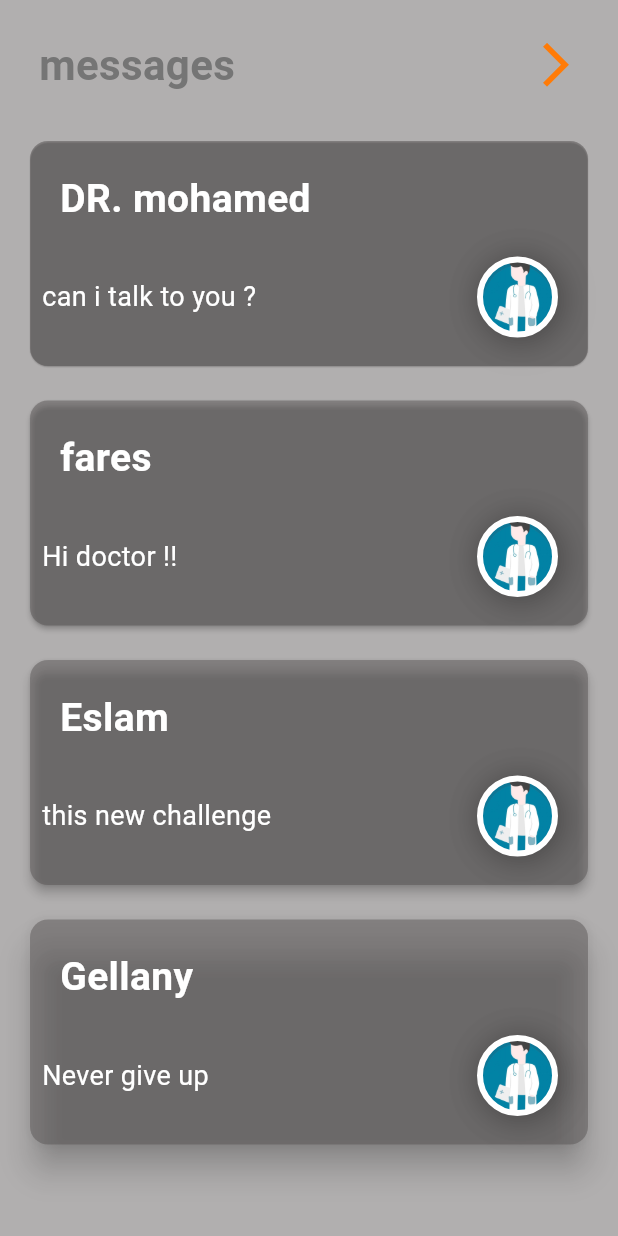
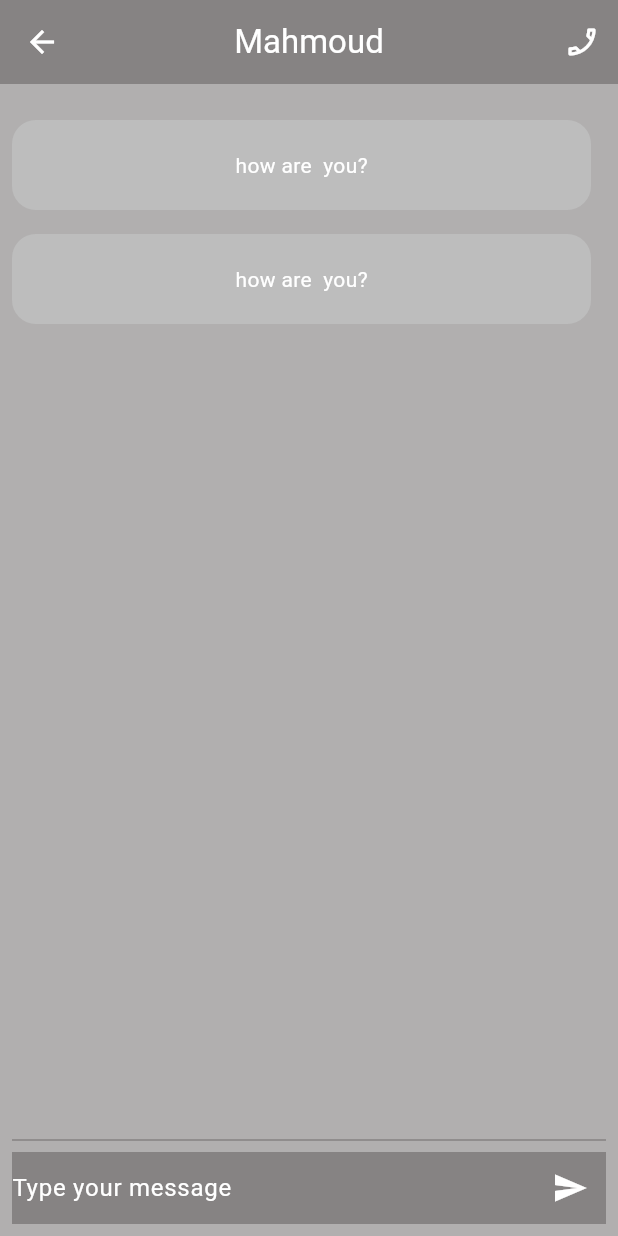
Before and after one commit to mahmoud-hagag/graduate, a Flutter app: the HomeChat screen opened directly, after a tap on "DR. mohamed", on a phone screen of 412 x 824 dp. Run offline on Flutter 3.47's test engine with Material 3 defaults, Android fonts, the light colour scheme and no system bars; our stand-ins replace animated_splash_screen, awesome_dialog, dio, lottie, page_transition.

Commit message:
Changes in user\_photo.dart to accept a boolean parameter 'isDoctor' to determine the image source. Addition of a new constant 'linkAllPatients' in links.dart. Changes in main.dart to initialize

```diff
--- a/lib/components/user_photo.dart
+++ b/lib/components/user_photo.dart
@@ -1,8 +1,8 @@
 import 'package:flutter/material.dart';
 
 class UserPhoto extends StatelessWidget {
-  const UserPhoto({super.key});
-
+ UserPhoto({super.key,required this.isDoctor});
+  bool isDoctor;
   @override
   Widget build(BuildContext context) {
     return Container(
@@ -11,9 +11,10 @@ class UserPhoto extends StatelessWidget {
       padding: const EdgeInsets.all(10.0),
       margin: const EdgeInsets.only(right: 20.0),
       decoration: BoxDecoration(
-        image: const DecorationImage(
+        image:  DecorationImage(
           image: AssetImage(
-            'assets/doctor.png',
+            isDoctor?
+            'assets/doctor.png':'assets/user.jpg',
           ),
           fit: BoxFit.fill,
         ),
--- a/lib/constants/links.dart
+++ b/lib/constants/links.dart
@@ -4,3 +4,4 @@ const String linkSignUpTr = "$linkServerName/user/signup.php";
 const String linkSignUpDo = "$linkServerName/doctor/signup.php";
 const String linkLoginDo = "$linkServerName/doctor/login.php";
 const String linkLoginTr = "$linkServerName/user/login.php";
+const String linkAllPatients = "http://127.0.0.1:8000/api/workouts";
--- a/lib/main.dart
+++ b/lib/main.dart
@@ -1,6 +1,7 @@
 // ignore_for_file: depend_on_referenced_packages
 
 import 'package:graduate/screens/doctors/tab_bar.dart';
+import 'package:graduate/services/dio_helper.dart';
 import 'package:page_transition/page_transition.dart';
 import 'package:animated_splash_screen/animated_splash_screen.dart';
 import 'package:flutter/material.dart';
@@ -13,6 +14,8 @@ import 'package:graduate/screens/doctors/homepage.dart';
 import 'package:lottie/lottie.dart';
 
 void main() {
+  WidgetsFlutterBinding.ensureInitialized();
+  DioHelper.init();
   runApp(const MyApp());
 }
 
--- /dev/null
+++ b/lib/screens/chats/chat_page.dart
@@ -0,0 +1,61 @@
+import 'package:flutter/material.dart';
+
+class ChatPage extends StatefulWidget {
+  const ChatPage({super.key});
+
+  @override
+  State<ChatPage> createState() => _ChatPageState();
+}
+
+class _ChatPageState extends State<ChatPage> {
+  @override
+  Widget build(BuildContext context) {
+    return Scaffold(
+      appBar: AppBar(
+        centerTitle: true,
+        title: const Text('Mahmoud'),
+        actions: [
+          IconButton(
+            onPressed: () {},
+            icon: const Icon(Icons.phone_enabled_outlined),
+          ),
+        ],
+      ),
+      body: Padding(
+        padding: const EdgeInsets.all(8.0),
+        child: Column(
+          mainAxisAlignment: MainAxisAlignment.spaceEvenly ,
+          children: [
+          Expanded(
+              child: ListView.builder(
+            itemCount: 2,
+            itemBuilder: (context, index) => Container(
+              width: 100,
+              alignment: Alignment.center,
+              margin: const EdgeInsets.only(right: 10, top: 16),
+              padding: const EdgeInsets.symmetric(horizontal: 20, vertical: 20),
+              decoration: BoxDecoration(
+                borderRadius: const BorderRadius.all(Radius.circular(16)),
+                color: Colors.grey[400],
+              ),
+              child: const Text('how are  you?'),
+            ),
+          )),
+          const Divider(),
+          Container(
+              decoration: BoxDecoration(color: Theme.of(context).cardColor),
+              child: Row(children: [
+                Expanded(
+                    child: TextField(
+                  textInputAction: TextInputAction.send,
+                  onSubmitted: (_) => (),
+                  decoration:
+                      const InputDecoration.collapsed(hintText: "Type your message"),
+                )),
+                IconButton(icon: const Icon(Icons.send), onPressed: () {})
+              ]))
+        ]),
+      ),
+    );
+  }
+}
--- a/lib/screens/chats/home.dart
+++ b/lib/screens/chats/home.dart
@@ -2,6 +2,7 @@ import 'package:flutter/material.dart';
 import 'package:graduate/components/header.dart';
 import 'package:graduate/components/user_photo.dart';
 import 'package:graduate/constants/colors.dart';
+import 'package:graduate/screens/chats/chat_page.dart';
 
 class HomeChat extends StatelessWidget {
   const HomeChat({super.key});
@@ -30,8 +31,11 @@ class HomeChat extends StatelessWidget {
                 ),
                 const SizedBox(height: 20),
                 GestureDetector(
-                  onTap: (){},
-                  child: const Card(
+                  onTap: () {
+                    Navigator.of(context)
+                        .push(MaterialPageRoute(builder: (context) => const ChatPage(),));
+                  },
+                  child:  Card(
                     elevation: .4,
                     child: SizedBox(
                       width: double.infinity,
@@ -39,7 +43,7 @@ class HomeChat extends StatelessWidget {
                       child: Column(
                         crossAxisAlignment: CrossAxisAlignment.start,
                         children: [
-                          Padding(
+                          const Padding(
                             padding: EdgeInsets.only(top: 20, left: 20),
                             child: Text(
                               'DR. mohamed',
@@ -49,13 +53,13 @@ class HomeChat extends StatelessWidget {
                               ),
                             ),
                           ),
-                          SizedBox(
+                          const SizedBox(
                             height: 20,
                           ),
                           Row(
                             mainAxisAlignment: MainAxisAlignment.spaceBetween,
                             children: [
-                              Padding(
+                              const Padding(
                                 padding: EdgeInsets.only(left: 8.0),
                                 child: Text(
                                   'can i talk to you ?',
@@ -64,7 +68,7 @@ class HomeChat extends StatelessWidget {
                                   ),
                                 ),
                               ),
-                              UserPhoto(),
+                              UserPhoto(isDoctor: true,),
                             ],
                           ),
                         ],
@@ -75,7 +79,7 @@ class HomeChat extends StatelessWidget {
                 const SizedBox(
                   height: 15,
                 ),
-                const Card(
+                 Card(
                   elevation: 1.5,
                   child: SizedBox(
                     width: double.infinity,
@@ -83,7 +87,7 @@ class HomeChat extends StatelessWidget {
                     child: Column(
                       crossAxisAlignment: CrossAxisAlignment.start,
                       children: [
-                        Padding(
+                        const Padding(
                           padding: EdgeInsets.only(top: 20, left: 20),
                           child: Text(
                             'fares',
@@ -93,14 +97,14 @@ class HomeChat extends StatelessWidget {
                             ),
                           ),
                         ),
-                        SizedBox(
+                        const SizedBox(
                           height: 20,
                         ),
                         Row(
                           mainAxisAlignment: MainAxisAlignment.spaceBetween,
                           children: [
-                            Padding(
-                              padding: EdgeInsets.only(left: 8.0),
+                            const Padding(
+                              padding:  EdgeInsets.only(left: 8.0),
                               child: Text(
                                 'Hi doctor !!',
                                 style: TextStyle(
@@ -108,7 +112,7 @@ class HomeChat extends StatelessWidget {
                                 ),
                               ),
                             ),
-                            UserPhoto()
+                            UserPhoto(isDoctor: false,)
                           ],
                         ),
                       ],
@@ -118,7 +122,7 @@ class HomeChat extends StatelessWidget {
                 const SizedBox(
                   height: 15,
                 ),
-                const Card(
+                 Card(
                   elevation: 3,
                   child: SizedBox(
                     width: double.infinity,
@@ -126,7 +130,7 @@ class HomeChat extends StatelessWidget {
                     child: Column(
                       crossAxisAlignment: CrossAxisAlignment.start,
                       children: [
-                        Padding(
+                        const Padding(
                           padding: EdgeInsets.only(top: 20, left: 20),
                           child: Text(
                             'Eslam',
@@ -136,13 +140,13 @@ class HomeChat extends StatelessWidget {
                             ),
                           ),
                         ),
-                        SizedBox(
+                        const SizedBox(
                           height: 20,
                         ),
                         Row(
                           mainAxisAlignment: MainAxisAlignment.spaceBetween,
                           children: [
-                            Padding(
+                            const Padding(
                               padding: EdgeInsets.only(left: 8.0),
                               child: Text(
                                 'this new challenge',
@@ -151,7 +155,7 @@ class HomeChat extends StatelessWidget {
                                 ),
                               ),
                             ),
-                            UserPhoto()
+                            UserPhoto(isDoctor: true,)
                           ],
                         ),
                       ],
@@ -161,7 +165,7 @@ class HomeChat extends StatelessWidget {
                 const SizedBox(
                   height: 15,
                 ),
-                const Card(
+                 Card(
                   elevation: 9,
                   child: SizedBox(
                     width: double.infinity,
@@ -169,7 +173,7 @@ class HomeChat extends StatelessWidget {
                     child: Column(
                       crossAxisAlignment: CrossAxisAlignment.start,
                       children: [
-                        Padding(
+                        const Padding(
                           padding: EdgeInsets.only(top: 20, left: 20),
                           child: Text(
                             'Gellany',
@@ -179,13 +183,13 @@ class HomeChat extends StatelessWidget {
                             ),
                           ),
                         ),
-                        SizedBox(
+                        const SizedBox(
                           height: 20,
                         ),
                         Row(
                           mainAxisAlignment: MainAxisAlignment.spaceBetween,
                           children: [
-                            Padding(
+                            const Padding(
                               padding: EdgeInsets.only(left: 8.0),
                               child: Text(
                                 'Never give up',
@@ -194,7 +198,7 @@ class HomeChat extends StatelessWidget {
                                 ),
                               ),
                             ),
-                            UserPhoto()
+                            UserPhoto(isDoctor: false,)
                           ],
                         ),
                       ],
--- a/lib/screens/doctors/setting.dart
+++ b/lib/screens/doctors/setting.dart
@@ -18,9 +18,9 @@ class Setting extends StatelessWidget {
             padding: const EdgeInsets.only(top: 20.0),
             child: Column(
               children: [
-                const Header(
+                 Header(
                   'Settings',
-                  rightSide: UserPhoto(),
+                  rightSide: UserPhoto(isDoctor: true,),
                 ),
                 const SizedBox(
                   height: 50,
--- a/lib/services/login.dart
+++ b/lib/services/login.dart
@@ -5,7 +5,7 @@ import 'package:http/http.dart' as http;
 class Crud {
   getRequest(String url) async {
     await Future.delayed(const Duration(seconds: 2));
-    final response = await http.get(Uri.parse(url));
+    var response = await http.get(Uri.parse(url));
     if (response.statusCode == 200) {
       var data = jsonDecode(response.body);
       return data;
--- a/pubspec.yaml
+++ b/pubspec.yaml
@@ -31,6 +31,7 @@ dependencies:
   animated_splash_screen: ^1.3.0
   awesome_dialog: ^3.2.0
   cupertino_icons: ^1.0.6
+  dio: ^5.4.3+1
   flutter:
     sdk: flutter
   http: ^1.0.0
```
Also changed, not shown: lib/screens/doctors/homepage.dart (+7 -2 lines), lib/screens/doctors/search.dart (+4 -4 lines), lib/screens/doctors/view_patients.dart (added, +122 -0 lines), lib/services/dio_helper.dart (added, +72 -0 lines), assets/user.jpg (added), pubspec.lock.
